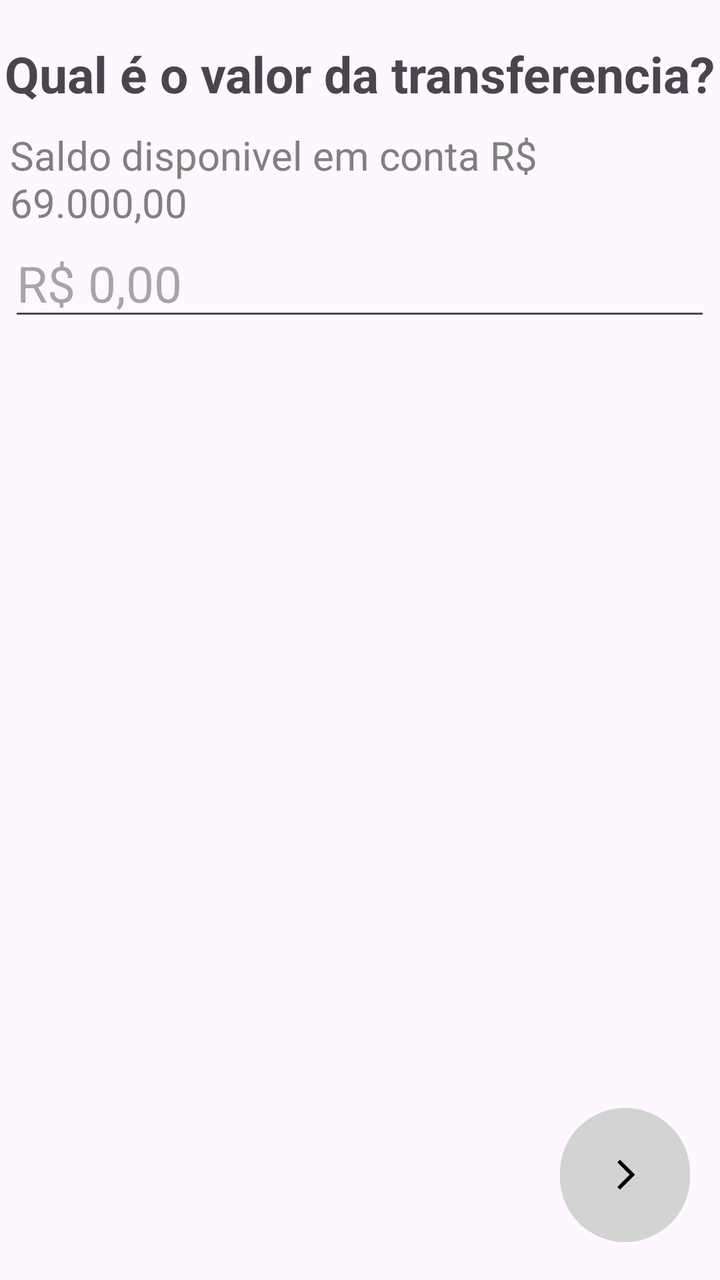
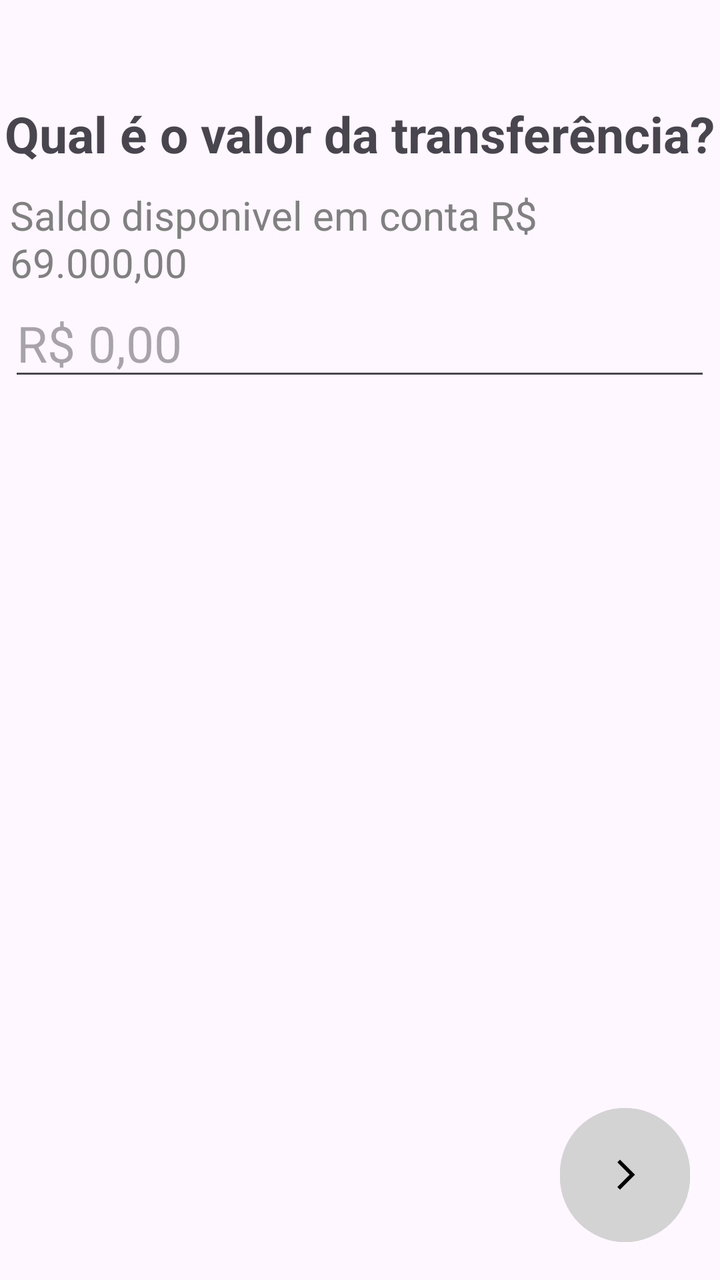

Compare the two renders of this Android layout. The source of the first and the diff that turns it into the second are given below.
<!-- AndroidManifest.xml: application theme Theme.ProjetoIgor -->
<!-- res/layout/activity_valor_transferencia.xml -->
<?xml version="1.0" encoding="utf-8"?>
<LinearLayout
    xmlns:android="http://schemas.android.com/apk/res/android"
    xmlns:app="http://schemas.android.com/apk/res-auto"
    xmlns:tools="http://schemas.android.com/tools"
    android:id="@+id/main"
    android:layout_width="match_parent"
    android:layout_height="match_parent"
    android:orientation="vertical"
    tools:context=".valorTransferencia">

    <TextView
        android:layout_width="wrap_content"
        android:layout_height="44dp"
        android:layout_gravity="center"
        android:layout_marginTop="20dp"
        android:text="Qual é o valor da transferencia?"
        android:textSize="25sp"
        android:textStyle="bold" />

    <TextView
        android:layout_width="wrap_content"
        android:layout_height="wrap_content"
        android:layout_gravity="center"
        android:layout_marginLeft="5dp"
        android:layout_marginRight="5dp"
        android:text="Saldo disponivel em conta R$ 69.000,00"
        android:textColor="#808080"
        android:textSize="20sp" />

    <EditText
        android:layout_width="351dp"
        android:layout_height="wrap_content"
        android:layout_gravity="center"
        android:textSize="25dp"
        android:hint="R$ 0,00" />


    <LinearLayout
        android:layout_width="match_parent"
        android:layout_height="match_parent"
        android:orientation="vertical"
        android:gravity="end|bottom"
        >

        <Button
            android:id="@+id/btnSeguinte"
            android:layout_width="65sp"
            android:layout_height="75sp"
            android:layout_marginRight="15dp"
            android:layout_marginBottom="15dp"
            android:backgroundTint="#D3D3D3"
            app:cornerRadius="100dp"
            app:icon="@drawable/seta_right"
            app:iconTint="#000000" />

    </LinearLayout>
</LinearLayout>
<!-- resources referenced by this layout -->
<resources>
  <!-- drawable seta_right (drawable) -->
  <vector xmlns:android="http://schemas.android.com/apk/res/android" android:autoMirrored="true" android:height="24dp" android:tint="#000000" android:viewportHeight="24" android:viewportWidth="24" android:width="24dp">
        
      <path android:fillColor="@android:color/white" android:pathData="M6.23,20.23l1.77,1.77l10,-10l-10,-10l-1.77,1.77l8.23,8.23z"/>
      
  </vector>
  <style name="Theme.ProjetoIgor" parent="Base.Theme.ProjetoIgor" />
  <style name="Base.Theme.ProjetoIgor" parent="Theme.Material3.DayNight.NoActionBar">
          
          
      </style>
</resources>

<!-- the commit's change to res/layout/activity_valor_transferencia.xml (unified diff, before → after) -->
@@ -13,8 +13,8 @@
         android:layout_width="wrap_content"
         android:layout_height="44dp"
         android:layout_gravity="center"
-        android:layout_marginTop="20dp"
-        android:text="Qual é o valor da transferencia?"
+        android:layout_marginTop="50dp"
+        android:text="Qual é o valor da transferência?"
         android:textSize="25sp"
         android:textStyle="bold" />
 
